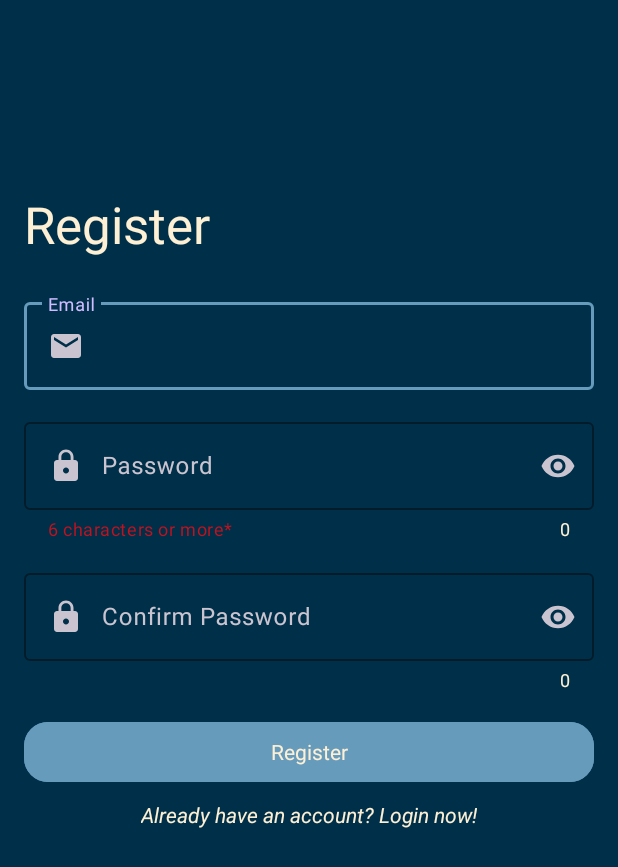
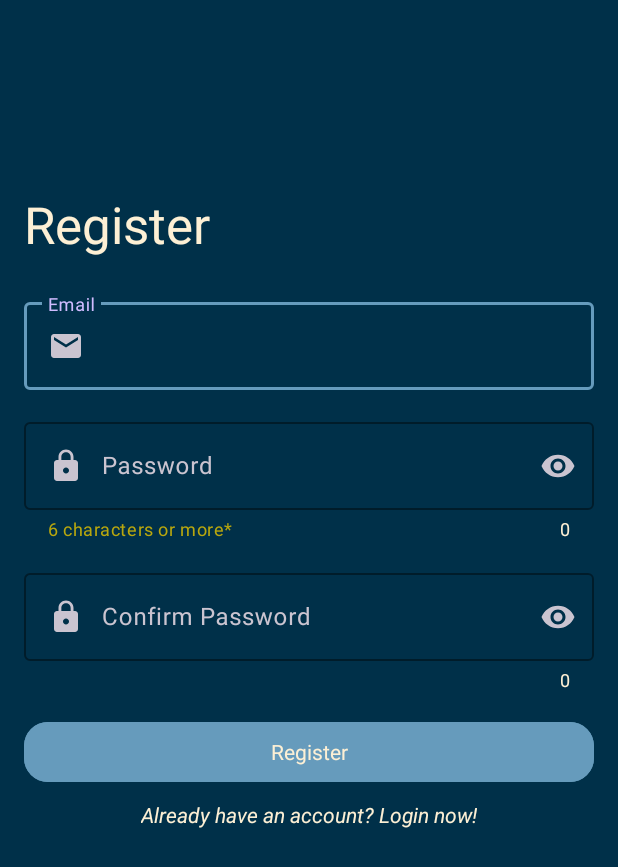
Before and after one commit to Sendiko/Homework-Manager-2.0, an Android app: the RegisterActivity screen opened directly, with no data from a screen before it, on a phone screen of 412 x 824 dp. Shown: the top 867 px of the screen. Run offline under Robolectric (Android 15) with nearby library versions, the phone set to English and light mode, and no system bars; our stand-ins replace Firebase (no records; nobody signed in at launch, a user with empty details on screens opened directly).

Commit message:
tidy things up

```diff
--- a/app/src/main/res/layout/activity_register.xml
+++ b/app/src/main/res/layout/activity_register.xml
@@ -46,7 +46,7 @@
         app:counterTextColor="@color/almostwhite"
         app:endIconMode="password_toggle"
         app:helperText="6 characters or more*"
-        app:helperTextTextColor="@color/red"
+        app:helperTextTextColor="@color/yellow"
         app:layout_constraintEnd_toEndOf="parent"
         app:layout_constraintStart_toStartOf="parent"
         app:layout_constraintTop_toBottomOf="@+id/textInputLayout">
--- a/app/src/main/res/layout/activity_splash_screen.xml
+++ b/app/src/main/res/layout/activity_splash_screen.xml
@@ -15,5 +15,6 @@
         app:layout_constraintEnd_toEndOf="parent"
         app:layout_constraintStart_toStartOf="parent"
         app:layout_constraintTop_toTopOf="parent"
-        app:srcCompat="@drawable/task" />
+        app:srcCompat="@drawable/task"
+        tools:ignore="ContentDescription" />
 </androidx.constraintlayout.widget.ConstraintLayout>
```
Also changed, not shown: app/src/main/res/layout/activity_main.xml (+0 -11 lines).
